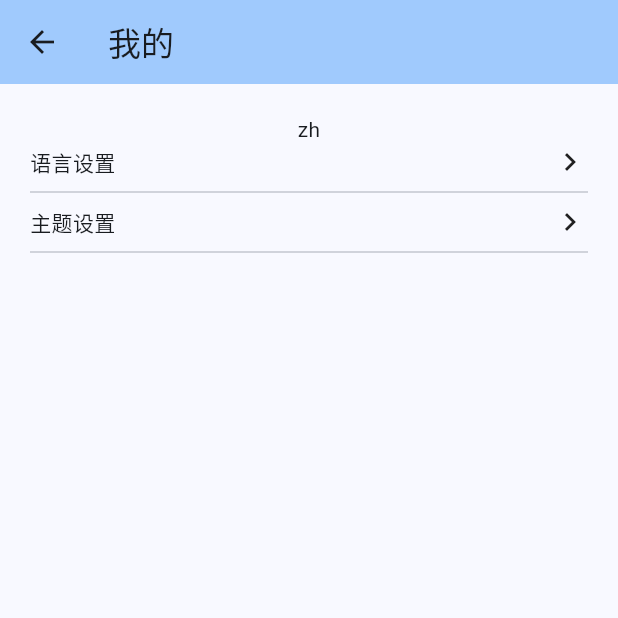
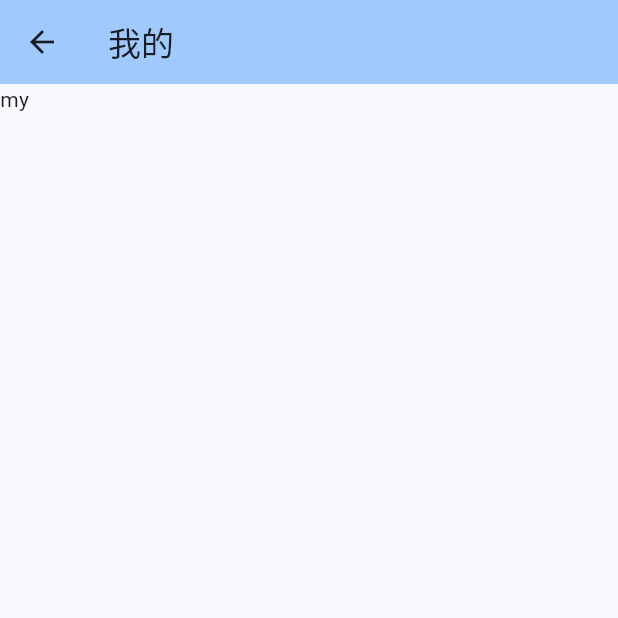
Before and after one commit to bowenWeb/fd, a Flutter app: the MyPage screen opened by its route, on a phone screen of 412 x 824 dp, the top half of it. Run offline on Flutter 3.47's test engine with Material 3 defaults, Android fonts, the phone set to English and light mode, and no system bars; our stand-ins replace bloc, dio, equatable, flutter_bloc; network calls fail.

Commit message:
feat: init project

```diff
--- a/lib/main.dart
+++ b/lib/main.dart
@@ -38,10 +38,10 @@ class MyApp extends StatelessWidget {
                 onTap: (int index){
                   BlocProvider.of<GlobalBloc>(ctx).add(SetNavigationBarIndexEvent(index:index));
                 },
-                items:  [
+                items:  const [
                   BottomNavigationBarItem(
                     icon: Icon(Icons.account_balance_rounded),
-                    label: state.language
+                    label: "Home"
                   ),
                   BottomNavigationBarItem(
                     icon: Icon(Icons.account_circle_outlined),
--- a/lib/pages/my/index.dart
+++ b/lib/pages/my/index.dart
@@ -30,76 +30,7 @@ class _MyPageState extends State<MyPage> {
         backgroundColor: Theme.of(context).colorScheme.inversePrimary,
         title: Text(S.of(context).my),
       ),
-      body: BlocProvider(
-          create: (context) => GlobalBloc(),
-          child: BlocBuilder<GlobalBloc, GlobalState>(
-              builder: (context,state){
-                return Padding(
-                  padding: const EdgeInsets.all(20),
-                  child: Column(
-                    children: [
-                      Text(state.language),
-                      GestureDetector(
-                        onTap: () async {
-                          await showDialog(
-                              barrierDismissible: true,
-                              context: context,
-                              builder: (ctx) {
-                                return SimpleDialog(
-                                  title: const Text("请选择语言"),
-                                  children: <Widget>[
-                                    SimpleDialogOption(
-                                      onPressed: () {
-                                        BlocProvider.of<GlobalBloc>(context).add(SetLanguageEvent(language: LanguageType.zh));
-                                        Navigator.pop(context, 1);
-                                      },
-                                      child: const Padding(
-                                        padding: EdgeInsets.symmetric(vertical: 6),
-                                        child: Text('中文'),
-                                      ),
-                                    ),
-                                    SimpleDialogOption(
-                                      onPressed: () {
-                                        BlocProvider.of<GlobalBloc>(context).add(SetLanguageEvent(language: LanguageType.en));
-                                        Navigator.pop(context, 2);
-                                      },
-                                      child: const Padding(
-                                        padding: EdgeInsets.symmetric(vertical: 6),
-                                        child: Text('English'),
-                                      ),
-                                    ),
-                                  ],
-                                );
-                              }
-                          );
-                        },
-                        child:  Row(
-                          mainAxisAlignment: MainAxisAlignment.spaceBetween,
-                          children: [
-                            Text(S.of(context).languageSetting),
-                            const Icon(Icons.chevron_right)
-                          ],
-                        ),
-                      ),
-                      const Divider(),
-                      GestureDetector(
-                        onTap: (){},
-                        child: Row(
-                          mainAxisAlignment: MainAxisAlignment.spaceBetween,
-                          children: [
-                            Text(S.of(context).themeSetting),
-                            const Icon(Icons.chevron_right)
-                          ],
-                        ),
-                      ),
-                      const Divider(),
-                    ],
-                  ),
-                );
-              }
-          )
-      ),
-
+      body: const Text("my")
     );
   }
 }
```
